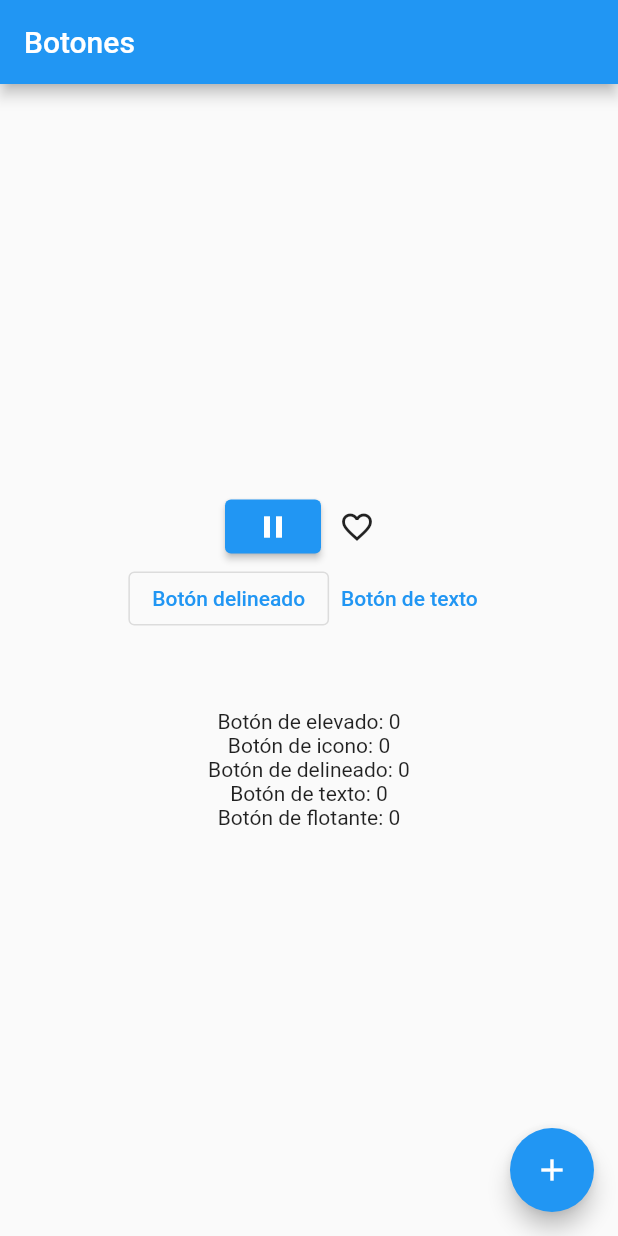
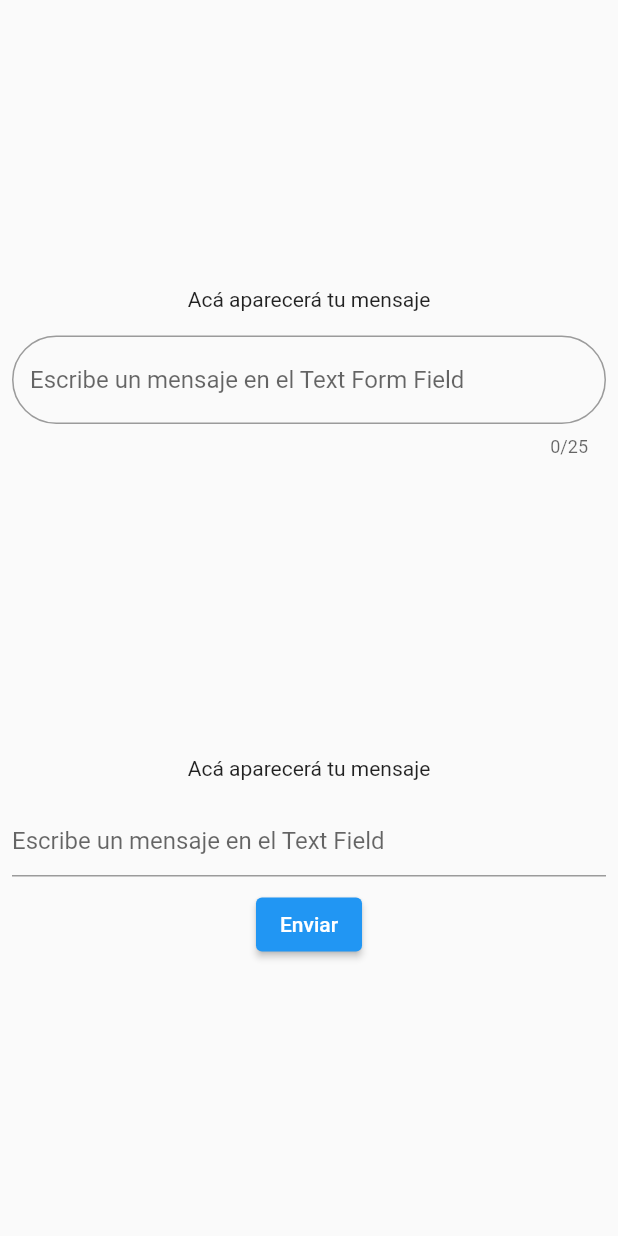
Before and after one commit to Sres0/Guia_basica_Flutter_y_Dart, a Flutter app: the screen it shows after launch, on a phone screen of 412 x 824 dp. Run offline on Flutter 3.47's test engine with Material 2 defaults, Android fonts, the phone set to English and light mode, and no system bars.

Commit message:
+ input fields

```diff
--- /dev/null
+++ b/lib/botones.dart
@@ -0,0 +1,113 @@
+import 'package:flutter/material.dart'; //botones
+
+void main() => runApp(const MyApp());
+
+class MyApp extends StatelessWidget {
+  const MyApp({Key? key}) : super(key: key);
+
+  @override
+  Widget build(BuildContext context) {
+    return MaterialApp(
+      title: 'Flutter Demo',
+      theme: ThemeData(primarySwatch: Colors.blue),
+      home: const MyHomePage(title: 'Botones'),
+    );
+  }
+}
+
+class MyHomePage extends StatefulWidget {
+  const MyHomePage({Key? key, required this.title}) : super(key: key);
+
+  final String title;
+
+  @override
+  State<MyHomePage> createState() => _MyHomePageState();
+}
+
+class _MyHomePageState extends State<MyHomePage> {
+  bool _estadoElevado = false;
+  bool _estadoIcono = true;
+  int _elevado = 0;
+  int _icono = 0;
+  int _delineado = 0;
+  int _texto = 0;
+  int _flotante = 0;
+
+  void _presionarElevado() {
+    setState(() {
+      _estadoElevado = !_estadoElevado;
+      _elevado++;
+    });
+  }
+
+  void _presionarIcono() {
+    setState(() {
+      _estadoIcono = !_estadoIcono;
+      _icono++;
+    });
+  }
+
+  void _incrementarDelineado() {
+    setState(() => _delineado++);
+  }
+
+  void _incrementarTexto() {
+    setState(() => _texto++);
+  }
+
+  void _incrementarFlotante() {
+    setState(() => _flotante++);
+  }
+
+  @override
+  Widget build(BuildContext context) {
+    return Scaffold(
+      appBar: AppBar(title: Text(widget.title)),
+      body: Center(
+        child: Column(
+          mainAxisAlignment: MainAxisAlignment.center,
+          children: <Widget>[
+            Row(
+              mainAxisAlignment: MainAxisAlignment.center,
+              children: [
+                ElevatedButton(
+                  onPressed: _presionarElevado,
+                  child: Icon(_estadoElevado ? Icons.arrow_right : Icons.pause),
+                ),
+                IconButton(
+                  onPressed: _presionarIcono,
+                  icon: Icon(
+                      _estadoIcono ? Icons.favorite_border : Icons.favorite),
+                ),
+              ],
+            ),
+            Row(
+              mainAxisAlignment: MainAxisAlignment.center,
+              children: [
+                OutlinedButton(
+                  onPressed: _incrementarDelineado,
+                  child: const Text('Botón delineado'),
+                ),
+                TextButton(
+                  onPressed: _incrementarTexto,
+                  child: const Text('Botón de texto'),
+                ),
+              ],
+            ),
+            const SizedBox(height: 50),
+            Text('Botón de elevado: $_elevado'),
+            Text('Botón de icono: $_icono'),
+            Text('Botón de delineado: $_delineado'),
+            Text('Botón de texto: $_texto'),
+            Text('Botón de flotante: $_flotante'),
+          ],
+        ),
+      ),
+      floatingActionButton: FloatingActionButton(
+        onPressed: _incrementarFlotante,
+        tooltip: 'Increment',
+        child: const Icon(Icons.add),
+      ),
+    );
+  }
+}
--- a/lib/gridview.dart
+++ b/lib/gridview.dart
@@ -1,4 +1,4 @@
-import 'package:flutter/material.dart';
+import 'package:flutter/material.dart'; //Gridview
 
 void main() => runApp(const MyApp());
 
--- a/lib/main.dart
+++ b/lib/main.dart
@@ -1,3 +1,5 @@
+//INPUTS
+
 import 'package:flutter/material.dart';
 
 void main() => runApp(const MyApp());
@@ -25,88 +27,85 @@ class MyHomePage extends StatefulWidget {
 }
 
 class _MyHomePageState extends State<MyHomePage> {
-  bool _estadoElevado = false;
-  bool _estadoIcono = true;
-  int _elevado = 0;
-  int _icono = 0;
-  int _delineado = 0;
-  int _texto = 0;
-  int _flotante = 0;
-
-  void _presionarElevado() {
-    setState(() {
-      _estadoElevado = !_estadoElevado;
-      _elevado++;
-    });
-  }
-
-  void _presionarIcono() {
-    setState(() {
-      _estadoIcono = !_estadoIcono;
-      _icono++;
-    });
-  }
-
-  void _incrementarDelineado() {
-    setState(() => _delineado++);
-  }
-
-  void _incrementarTexto() {
-    setState(() => _texto++);
-  }
-
-  void _incrementarFlotante() {
-    setState(() => _flotante++);
-  }
+  final TextEditingController _formFieldController = TextEditingController();
+  final TextEditingController _textFieldController = TextEditingController();
 
   @override
   Widget build(BuildContext context) {
     return Scaffold(
-      appBar: AppBar(title: Text(widget.title)),
       body: Center(
         child: Column(
-          mainAxisAlignment: MainAxisAlignment.center,
-          children: <Widget>[
-            Row(
-              mainAxisAlignment: MainAxisAlignment.center,
+          mainAxisAlignment: MainAxisAlignment.spaceEvenly,
+          children: [
+            Column(
               children: [
-                ElevatedButton(
-                  onPressed: _presionarElevado,
-                  child: Icon(_estadoElevado ? Icons.arrow_right : Icons.pause),
+                Padding(
+                  padding: const EdgeInsets.all(8.0),
+                  child: (_formFieldController.value.text.isEmpty)
+                      ? const Text('Acá aparecerá tu mensaje')
+                      : Row(
+                          children: [
+                            Flexible(
+                                child: Text(_formFieldController.value.text)),
+                          ],
+                        ),
                 ),
-                IconButton(
-                  onPressed: _presionarIcono,
-                  icon: Icon(
-                      _estadoIcono ? Icons.favorite_border : Icons.favorite),
+                Padding(
+                  padding: const EdgeInsets.all(8.0),
+                  child: TextFormField(
+                    onChanged: (value) => {setState(() => {})},
+                    controller: _formFieldController,
+                    minLines: 1,
+                    maxLines: 5,
+                    maxLength: 25,
+                    keyboardType: TextInputType.multiline,
+                    decoration: const InputDecoration(
+                      hintText: 'Escribe un mensaje en el Text Form Field',
+                      border: OutlineInputBorder(
+                        borderRadius: BorderRadius.all(Radius.circular(30)),
+                      ),
+                    ),
+                  ),
                 ),
               ],
             ),
-            Row(
-              mainAxisAlignment: MainAxisAlignment.center,
+            Column(
               children: [
-                OutlinedButton(
-                  onPressed: _incrementarDelineado,
-                  child: const Text('Botón delineado'),
+                Padding(
+                  padding: const EdgeInsets.all(8.0),
+                  child: (_textFieldController.value.text.isEmpty)
+                      ? const Text('Acá aparecerá tu mensaje')
+                      : Row(
+                          children: [
+                            Flexible(
+                              child: Text(_textFieldController.value.text),
+                            ),
+                          ],
+                        ),
                 ),
-                TextButton(
-                  onPressed: _incrementarTexto,
-                  child: const Text('Botón de texto'),
+                Padding(
+                  padding: const EdgeInsets.all(8.0),
+                  child: TextField(
+                    controller: _textFieldController,
+                    minLines: 1,
+                    maxLines: 5,
+                    keyboardType: TextInputType.multiline,
+                    decoration: const InputDecoration(
+                      hintText: 'Escribe un mensaje en el Text Field',
+                      // border: OutlineInputBorder(
+                      // borderRadius: BorderRadius.all(Radius.circular(30))),
+                    ),
+                  ),
+                ),
+                ElevatedButton(
+                  onPressed: () => FocusScope.of(context).unfocus(),
+                  // onPressed: () => {setState(() => {})},
+                  child: const Text('Enviar'),
                 ),
               ],
             ),
-            const SizedBox(height: 50),
-            Text('Botón de elevado: $_elevado'),
-            Text('Botón de icono: $_icono'),
-            Text('Botón de delineado: $_delineado'),
-            Text('Botón de texto: $_texto'),
-            Text('Botón de flotante: $_flotante'),
           ],
         ),
-      ),
-      floatingActionButton: FloatingActionButton(
-        onPressed: _incrementarFlotante,
-        tooltip: 'Increment',
-        child: const Icon(Icons.add),
       ),
     );
   }
```
